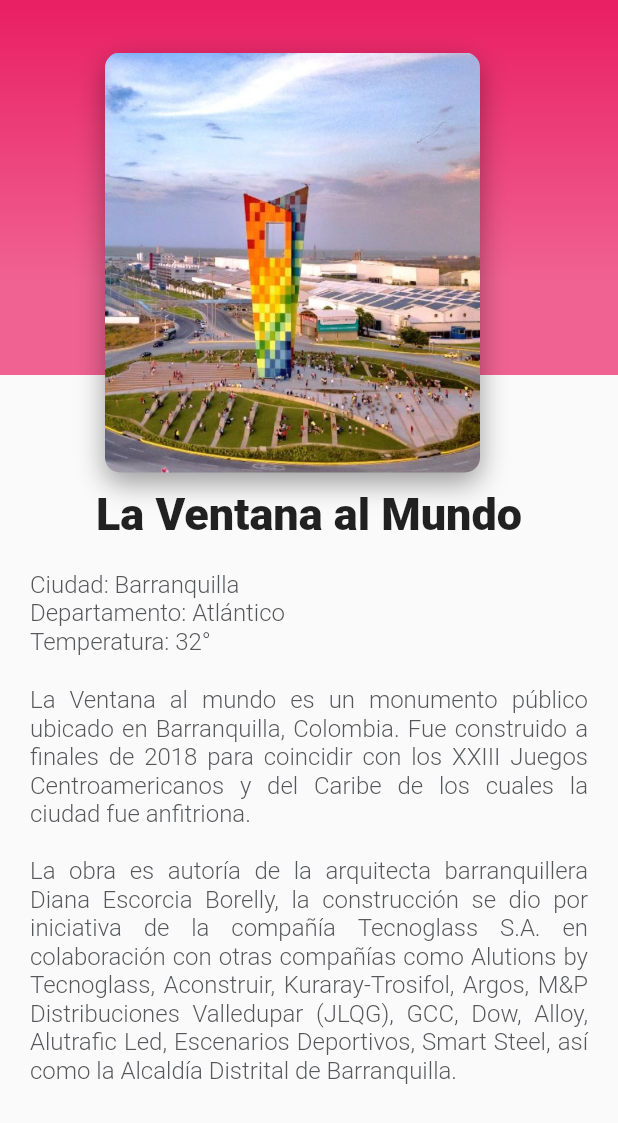
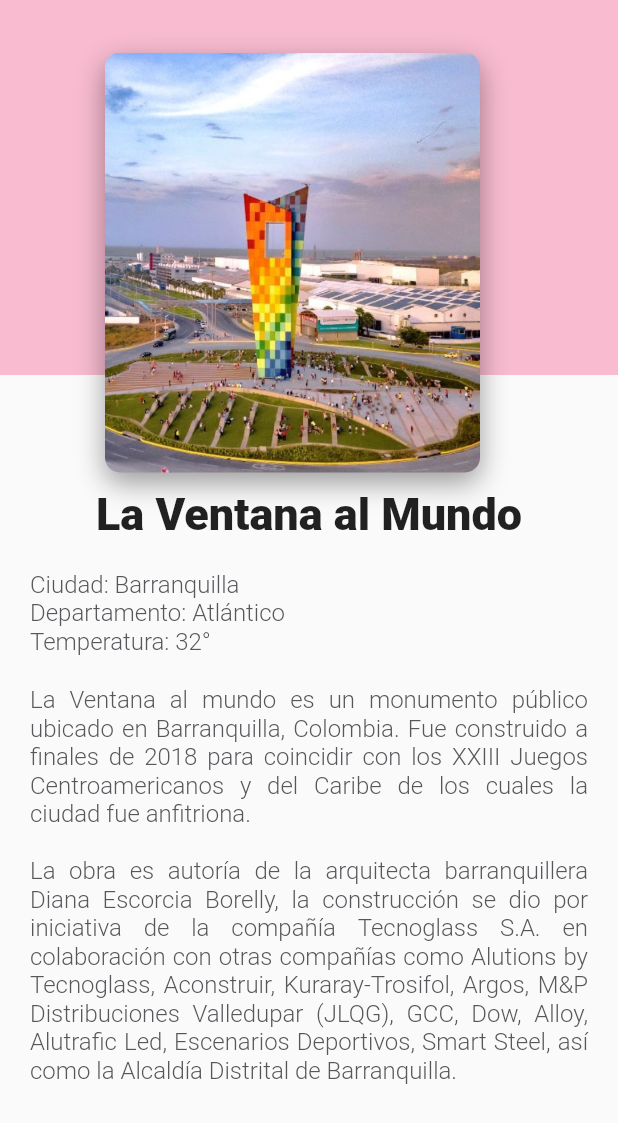
Before and after one commit to visit-me/visit_me, a Flutter app: the ListPoi widget shown alone on an empty page, opened directly, after a tap on "Malecón", on a phone screen of 412 x 824 dp. Shown: the top 1123 px of the screen. Run offline on Flutter 3.47's test engine with Material 2 defaults, Android fonts, the phone set to English and light mode, and no system bars; our stand-ins replace cloud_firestore, firebase_auth, firebase_core, shared_preferences; accounts and stored records are empty; network calls fail.

Commit message:
se ha actualizado la vista de lista de lugares, añadido la bottomnavigationbar, la pagina de favoritos, ajustado los colores de la app para que coincidan

```diff
--- a/lib/components/card_list.dart
+++ b/lib/components/card_list.dart
@@ -1,8 +1,8 @@
 import 'package:flutter/material.dart';
 import 'package:visit_me/components/card_image.dart';
-
 class CardList extends StatelessWidget {
   const CardList({super.key});
+
 
   @override
   Widget build(BuildContext context) {
@@ -15,7 +15,7 @@ class CardList extends StatelessWidget {
             scrollDirection: Axis.horizontal,
             children: const <Widget>[
               CardImage(),
-            ],
+          ],
           ),
         )
     );
--- a/lib/components/gradient_back.dart
+++ b/lib/components/gradient_back.dart
@@ -10,8 +10,8 @@ class GradientBack extends StatelessWidget {
       decoration: const BoxDecoration(
         gradient: LinearGradient(
           colors: [
-            Color(0xFFE91E63),
-            Color(0xFFF06292)
+            Color(0xFFf8bbd0),
+            Color(0xFFf8bbd0)
           ],
           begin: FractionalOffset(0.0, 0.0),
           end: FractionalOffset(0.0, 1.5),
--- a/lib/main.dart
+++ b/lib/main.dart
@@ -2,7 +2,9 @@ import 'package:firebase_core/firebase_core.dart';
 import 'package:flutter/material.dart';
 import 'package:flutter/services.dart';
 import 'package:flutter_localizations/flutter_localizations.dart';
+import 'package:visit_me/components/card_list.dart';
 import 'package:visit_me/firebase_options.dart';
+import 'package:visit_me/pages/list_poi.dart';
 import 'package:visit_me/pages/splash_page.dart';
 
 void main() async {
@@ -38,6 +40,10 @@ class MyApp extends StatelessWidget {
       ],
       theme: ThemeData(
         primarySwatch: Colors.pink,
+        navigationBarTheme: NavigationBarThemeData(
+          backgroundColor: Colors.pink.shade100,
+          indicatorColor: Colors.pink.shade500,
+        ),
       ),
 
       darkTheme: ThemeData(
--- a/lib/pages/list_poi.dart
+++ b/lib/pages/list_poi.dart
@@ -1,41 +1,37 @@
 import 'package:flutter/material.dart';
 import 'package:visit_me/pages/home_page.dart';
 
+final titles = ['Ventana al mundo', 'Aleta del tiburón', 'Malecón'];
+
+/* final   subtitles = [
+  "Here is list 1 subtitle",
+  "Here is list 2 subtitle",
+  "Here is list 3 subtitle"
+];*/
+
+final img = ["https://argos.co/wp-content/uploads/2021/04/argos-presente-en-la-construccion-de-la-ventana-al-mundo-simbolo-de-barranquilla.jpg","https://encrypted-tbn0.gstatic.com/images?q=tbn:ANd9GcRhCDqApAjc7-LZ0NolZ4ehlWxj5Tv521Ty_A&usqp=CAU","https://www.elespectador.com/resizer/7dPYuMzBE77eu5SVPqQkoY3950Y=/525x350/filters:format(jpeg)/cloudfront-us-east-1.images.arcpublishing.com/elespectador/ZBHIOHNLUZF2JINOTQ7KODYENI.jpeg"];
 class ListPoi extends StatelessWidget {
   const ListPoi({super.key});
 
   @override
   Widget build(BuildContext context) {
-    return Scaffold(
-      body: ListView(
-          children: <Widget>[
-            ListTile(
-              title: const Text('Ventana al mundo'),
+    return ListView.builder(
+        itemCount: titles.length,
+        itemBuilder: (context, index) {
+          return Card(
+              child: ListTile(
                   onTap: () {
                     Navigator.push(
                         context,
                         MaterialPageRoute(
                           builder: (context) => const HomePage(),));
                   },
-            ),
-            ListTile(
-              title: const Text('Aleta del tiburón'),
-              onTap: () {
-                        Navigator.push(
-                          context,
-                          MaterialPageRoute(
-                            builder: (context) => const HomePage(),));
-                      },
-            ),
-            ListTile(
-              title: const Text('Malecón'),
-              onTap: () {
-                        Navigator.push(
-                          context,
-                          MaterialPageRoute(
-                            builder: (context) => const HomePage(),));
-                      },
-            ),
-          ]),
-    )
-      ;}}
+                  title: Text(titles[index]),
+                  //subtitle: Text(subtitles[index]),
+                  leading: CircleAvatar(
+                      backgroundImage: NetworkImage(img[index])),
+                  //trailing: Icon(Icons.favorite_border)
+          ));
+        });
+  }
+}
--- a/lib/pages/login_page.dart
+++ b/lib/pages/login_page.dart
@@ -1,5 +1,5 @@
 import 'dart:convert';
-import 'package:visit_me/pages/list_poi.dart';
+import 'package:visit_me/pages/tab_page.dart';
 import 'package:visit_me/repository/firebase_api.dart';
 import 'package:flutter/material.dart';
 import 'package:shared_preferences/shared_preferences.dart';
@@ -69,7 +69,7 @@ class _LoginPageState extends State<LoginPage> {
     } else {
       msg = 'Bienvenido a Visit-Me :D';
       _showMessage(msg);
-      Navigator.pushReplacement(context, MaterialPageRoute(builder: (context) => const ListPoi()));
+      Navigator.pushReplacement(context, MaterialPageRoute(builder: (context) => const TabPage()));
     }
 
   }
```
Also changed, not shown: lib/pages/favorite_page.dart (added, +37 -0 lines), lib/pages/home_page.dart (+4 -3 lines), lib/pages/tab_page.dart (added, +51 -0 lines), assets/images/logo.png. Lines whose indentation alone changed are shown as unchanged.
